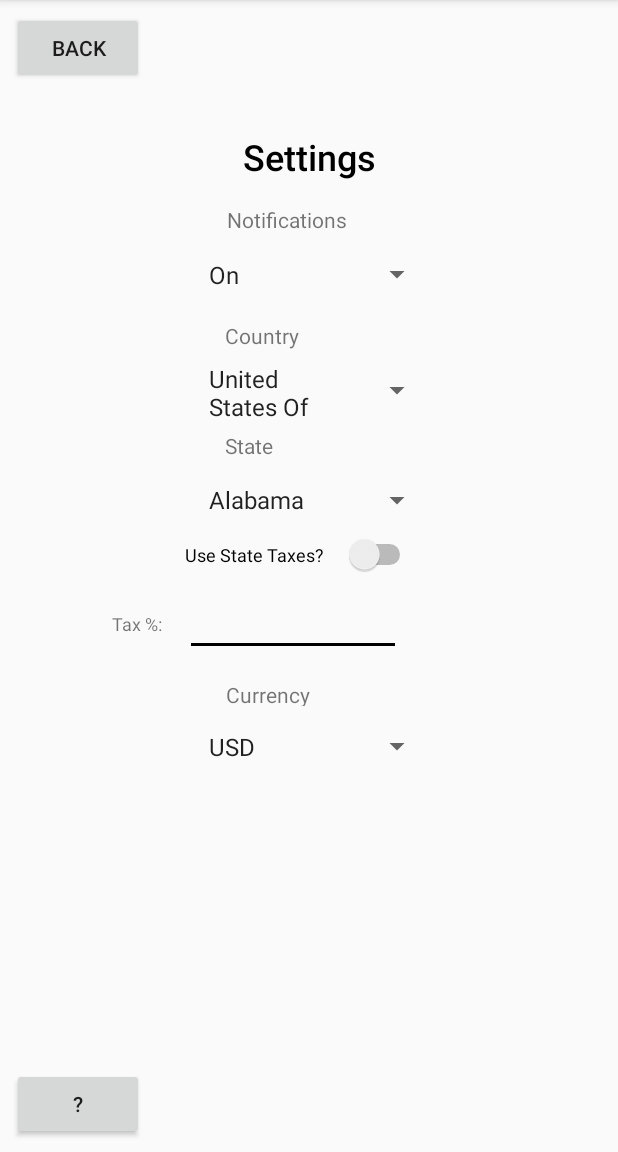
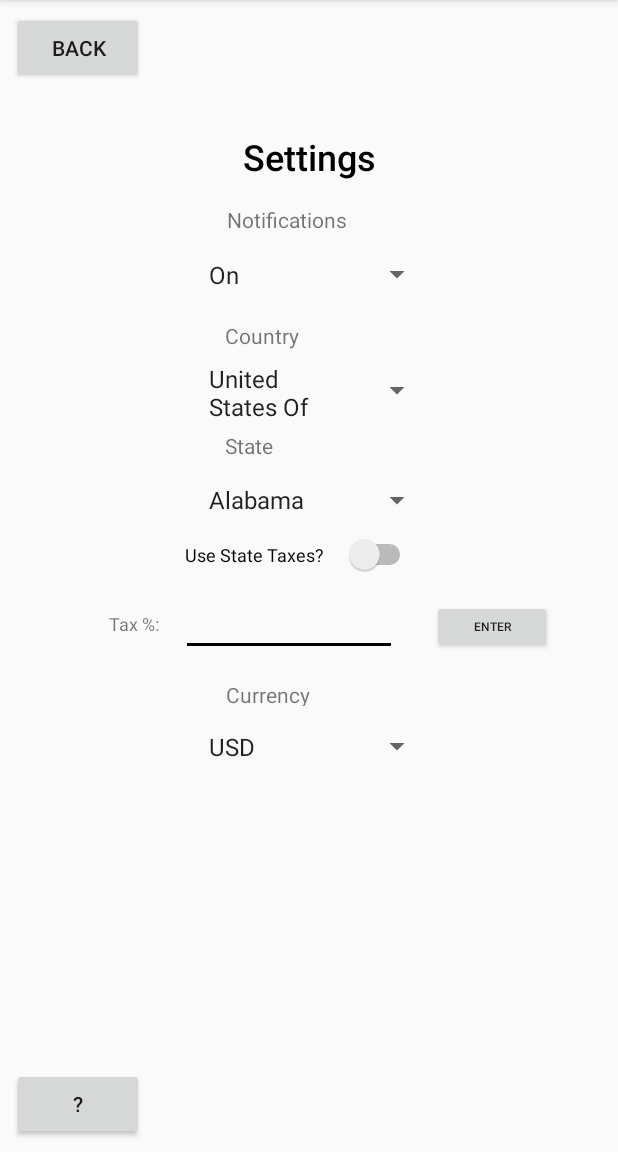
Before and after one commit to BudgetButler/BudgetButlerApp, an Android app: the screen it shows after launch (SettingsTab), on a phone screen of 412 x 824 dp, the part 84-1236 px from its top. Run offline under Robolectric (Android 15) with nearby library versions, the phone set to English and light mode, and no system bars.

Commit message:
Added the ability for users to save their settings

```diff
--- a/app/src/main/java/com/example/budgetbutlerapp/SettingsTab.kt
+++ b/app/src/main/java/com/example/budgetbutlerapp/SettingsTab.kt
@@ -7,8 +7,10 @@ import android.widget.*
 import android.widget.CompoundButton
 import android.support.v4.content.ContextCompat.startActivity
 import android.content.Intent
-
-
+import android.widget.AdapterView
+import android.preference.PreferenceManager
+import android.content.SharedPreferences
+import android.content.Context
 
 
 
@@ -23,11 +25,15 @@ class SettingsTab : AppCompatActivity() {
     internal lateinit var usestatetax: Switch
     internal lateinit var currencytext: TextView
     internal lateinit var taxtext: TextView
-    internal lateinit var backbuttons : Button
+    internal lateinit var backbuttons: Button
+    internal lateinit var enterbutton: Button
     override fun onCreate(savedInstanceState: Bundle?) {
         super.onCreate(savedInstanceState)
         setContentView(R.layout.activity_settings_tab2)
 
+        val PREF_NAME = "UserSettings"
+        val sharedPreference:SharedPreferences = getSharedPreferences(PREF_NAME, Context.MODE_PRIVATE)
+        val editor: SharedPreferences.Editor = sharedPreference.edit()
         //Sets the variables equal to their corrisponding spinners
         currencyspin = findViewById(R.id.currencyspinner) as Spinner
         notificationspin = findViewById(R.id.notificationspinner) as Spinner
@@ -38,23 +44,36 @@ class SettingsTab : AppCompatActivity() {
         currencytext = findViewById(R.id.textView2) as TextView
         taxtext = findViewById(R.id.taxpercenttext) as TextView
         backbuttons = findViewById(R.id.backbutton) as Button
+        enterbutton = findViewById(R.id.enter) as Button
+
 
         //Checks if the user wants to use their states tax, if not, they can set their own
         usestatetax.setOnCheckedChangeListener(CompoundButton.OnCheckedChangeListener { buttonView, isChecked ->
-            if(usestatetax.isChecked){
+            if (usestatetax.isChecked) {
+                editor.putInt("usestatetax", 1)
+                editor.commit()
                 customtax.isEnabled = false;
+                enterbutton.isEnabled = false;
                 taxtext.setVisibility(View.INVISIBLE);
-            }
-            else {
+                enterbutton.setVisibility(View.INVISIBLE);
+            } else {
+                editor.putInt("usestatetax", 0)
+                editor.commit()
                 customtax.isEnabled = true;
+                enterbutton.isEnabled = true;
                 taxtext.setVisibility(View.VISIBLE);
+                enterbutton.setVisibility(View.VISIBLE);
             }
         })
         //This sends the user back to MainActivity.kt
-        backbuttons.setOnClickListener{
-            val intent = Intent(this,MainActivity::class.java)
+        backbuttons.setOnClickListener {
+            val intent = Intent(this, MainActivity::class.java)
             startActivity(intent)
         }
+
+        enterbutton.setOnClickListener {
+        }
+
         // Dropdown options for currency option
         val currency_options = arrayOf("USD", "Euro")
         val currencyadp = ArrayAdapter(this, android.R.layout.simple_list_item_1, currency_options)
@@ -69,15 +88,174 @@ class SettingsTab : AppCompatActivity() {
         val country_options = arrayOf("United States Of America", "Canada", "Mexico")
         val countryadp = ArrayAdapter(this, android.R.layout.simple_list_item_1, country_options)
         countryspin.adapter = countryadp
+
         // Dropdown options for State option
-        val state_options = arrayOf("Alabama", "Alaska", "American Samoa", "Arizona", "Arkansas", "California", "Colorado",
-            "Connecticut", "Delaware", "District of Columbia", "Florida", "Georgia", "Guam", "Hawaii", "Idaho", "Illinois",
-            "Indiana", "Iowa", "Kansas", "Kentucky", "Louisiana", "Maine", "Maryland", "Massachusetts", "Michigan", "Minnesota",
-            "Minor Outlying Islands", "Mississippi", "Missouri", "Montana", "Nebraska", "Nevada", "New Hampshire", "New Jersey",
-            "New Mexico", "New York", "North Carolina", "North Dakota", "Northern Mariana Islands", "Ohio", "Oklahoma", "Oregon",
-            "Pennsylvania", "Puerto Rico", "Rhode Island", "South Carolina", "South Dakota", "Tennessee", "Texas", "U.S. Virgin Islands",
-            "Utah", "Vermont", "Virginia", "Washington", "West Virginia", "Wisconsin", "Wyoming")
+        val state_options = arrayOf(
+            "Alabama",
+            "Alaska",
+            "American Samoa",
+            "Arizona",
+            "Arkansas",
+            "California",
+            "Colorado",
+            "Connecticut",
+            "Delaware",
+            "District of Columbia",
+            "Florida",
+            "Georgia",
+            "Guam",
+            "Hawaii",
+            "Idaho",
+            "Illinois",
+            "Indiana",
+            "Iowa",
+            "Kansas",
+            "Kentucky",
+            "Louisiana",
+            "Maine",
+            "Maryland",
+            "Massachusetts",
+            "Michigan",
+            "Minnesota",
+            "Minor Outlying Islands",
+            "Mississippi",
+            "Missouri",
+            "Montana",
+            "Nebraska",
+            "Nevada",
+            "New Hampshire",
+            "New Jersey",
+            "New Mexico",
+            "New York",
+            "North Carolina",
+            "North Dakota",
+            "Northern Mariana Islands",
+            "Ohio",
+            "Oklahoma",
+            "Oregon",
+            "Pennsylvania",
+            "Puerto Rico",
+            "Rhode Island",
+            "South Carolina",
+            "South Dakota",
+            "Tennessee",
+            "Texas",
+            "U.S. Virgin Islands",
+            "Utah",
+            "Vermont",
+            "Virginia",
+            "Washington",
+            "West Virginia",
+            "Wisconsin",
+            "Wyoming"
+        )
+
         val stateadp = ArrayAdapter(this, android.R.layout.simple_list_item_1, state_options)
         statespin.adapter = stateadp
+
+
+        //These check if the selected key is null or not, if it is null, its sets it to the default value "0"
+        if (sharedPreference.getInt("usestatetax", 0) != null) {
+            if(sharedPreference.getInt("usestatetax", 0) == 0){
+                usestatetax.isChecked = false;
+            }
+            if(sharedPreference.getInt("usestatetax", 0) == 1){
+                usestatetax.isChecked = true;
+            }
+        }
+        else{
+            editor.putInt("usestatetax", 1)
+            editor.commit()
+            usestatetax.isChecked = true;
+        }
+
+        if (sharedPreference.getInt("currency", 0) != null) {
+            currencyspin.setSelection(sharedPreference.getInt("currency", 0))
+        }
+        else{
+            editor.putInt("currency", 0)
+            editor.commit()
+            currencyspin.setSelection(sharedPreference.getInt("currency", 0))
+        }
+
+        if (sharedPreference.getInt("state", 0) != null) {
+            statespin.setSelection(sharedPreference.getInt("state", 0))
+        }
+        else{
+            editor.putInt("state", 0)
+            editor.commit()
+            statespin.setSelection(sharedPreference.getInt("state", 0))
+        }
+
+        if (sharedPreference.getInt("notification", 0) != null) {
+            notificationspin.setSelection(sharedPreference.getInt("notification", 0))
+    }
+        else{
+            editor.putInt("notification", 0)
+            editor.commit()
+            notificationspin.setSelection(sharedPreference.getInt("notification", 0))
+        }
+
+        if (sharedPreference.getInt("country", 0) != null) {
+            countryspin.setSelection(sharedPreference.getInt("country", 0))
+        }
+        else{
+            editor.putInt("country", 0)
+            editor.commit()
+            countryspin.setSelection(sharedPreference.getInt("country", 0))
+        }
+
+
+
+        //Spinner Listeners, automatically saves if user changes a setting
+        statespin.onItemSelectedListener = object : AdapterView.OnItemSelectedListener{
+            override fun onNothingSelected(parent: AdapterView<*>?) {
+
+            }
+
+            override fun onItemSelected(parent: AdapterView<*>?, view: View?, position: Int, id: Long) {
+                editor.putInt("state", statespin.getSelectedItemPosition())
+
+                editor.commit()
+            }
+
+        }
+
+        currencyspin.onItemSelectedListener = object : AdapterView.OnItemSelectedListener{
+            override fun onNothingSelected(parent: AdapterView<*>?) {
+
+            }
+
+            override fun onItemSelected(parent: AdapterView<*>?, view: View?, position: Int, id: Long) {
+                editor.putInt("currency", currencyspin.getSelectedItemPosition())
+
+                editor.commit()
+            }
+
+        }
+        countryspin.onItemSelectedListener = object : AdapterView.OnItemSelectedListener{
+            override fun onNothingSelected(parent: AdapterView<*>?) {
+
+            }
+
+            override fun onItemSelected(parent: AdapterView<*>?, view: View?, position: Int, id: Long) {
+                editor.putInt("country", countryspin.getSelectedItemPosition())
+
+                editor.commit()
+            }
+
+        }
+        notificationspin.onItemSelectedListener = object : AdapterView.OnItemSelectedListener{
+            override fun onNothingSelected(parent: AdapterView<*>?) {
+            }
+
+            override fun onItemSelected(parent: AdapterView<*>?, view: View?, position: Int, id: Long) {
+                editor.putInt("notification", notificationspin.getSelectedItemPosition())
+
+                editor.commit()
+            }
+
+        }
+
     }
 }
--- a/app/src/main/res/layout/activity_settings_tab2.xml
+++ b/app/src/main/res/layout/activity_settings_tab2.xml
@@ -42,14 +42,12 @@
             app:layout_constraintStart_toStartOf="parent" android:layout_marginLeft="8dp"
             android:layout_marginStart="8dp"/>
     <ScrollView
-            android:layout_width="match_parent"
-            android:layout_height="605dp"
-            android:layout_marginTop="8dp" app:layout_constraintTop_toBottomOf="@+id/Settings"
-            android:layout_marginBottom="8dp" app:layout_constraintBottom_toBottomOf="parent"
+            android:layout_width="390dp"
+            android:layout_height="443dp"
             app:layout_constraintStart_toStartOf="parent" android:layout_marginLeft="8dp"
             android:layout_marginStart="8dp" app:layout_constraintEnd_toEndOf="parent" android:layout_marginEnd="8dp"
             android:layout_marginRight="8dp" app:layout_constraintHorizontal_bias="0.0"
-            app:layout_constraintVertical_bias="0.8" android:id="@+id/scrollView2">
+            android:id="@+id/scrollView2" tools:layout_editor_absoluteY="128dp">
         <LinearLayout android:layout_width="match_parent" android:layout_height="wrap_content"
                       android:orientation="vertical"/>
     </ScrollView>
@@ -163,4 +161,16 @@
             app:layout_constraintTop_toTopOf="@+id/taxoverride" android:layout_marginEnd="8dp"
             app:layout_constraintEnd_toStartOf="@+id/customTax" android:layout_marginRight="8dp"
             app:layout_constraintHorizontal_bias="0.913"/>
+    <Button
+            android:text="Enter"
+            android:layout_width="80dp"
+            android:layout_height="35dp"
+            android:id="@+id/enter"
+            style="@style/Widget.AppCompat.Button.Small" android:textSize="8sp"
+            app:layout_constraintStart_toEndOf="@+id/customTax"
+            android:layout_marginStart="8dp" android:layout_marginLeft="8dp" android:layout_marginEnd="8dp"
+            app:layout_constraintEnd_toEndOf="@+id/scrollView2" android:layout_marginRight="8dp"
+            app:layout_constraintHorizontal_bias="0.405"
+            android:layout_marginTop="8dp" app:layout_constraintTop_toTopOf="@+id/taxoverride"
+            android:layout_marginBottom="8dp" app:layout_constraintBottom_toTopOf="@+id/currencyspinner"/>
 </android.support.constraint.ConstraintLayout>
```
